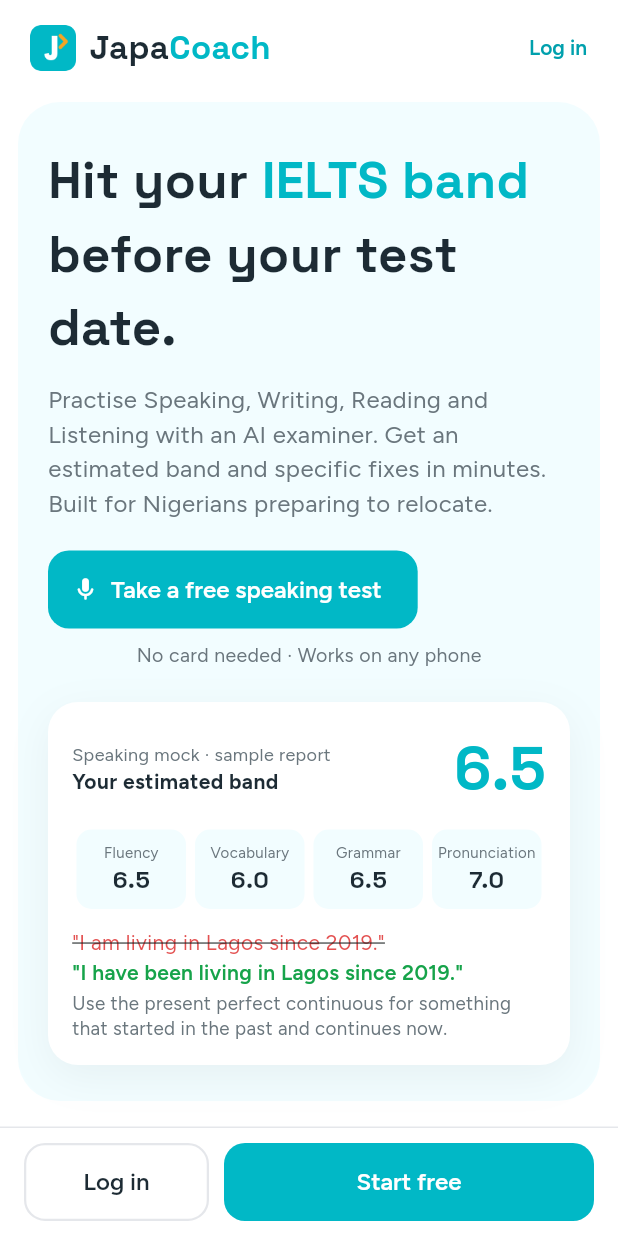
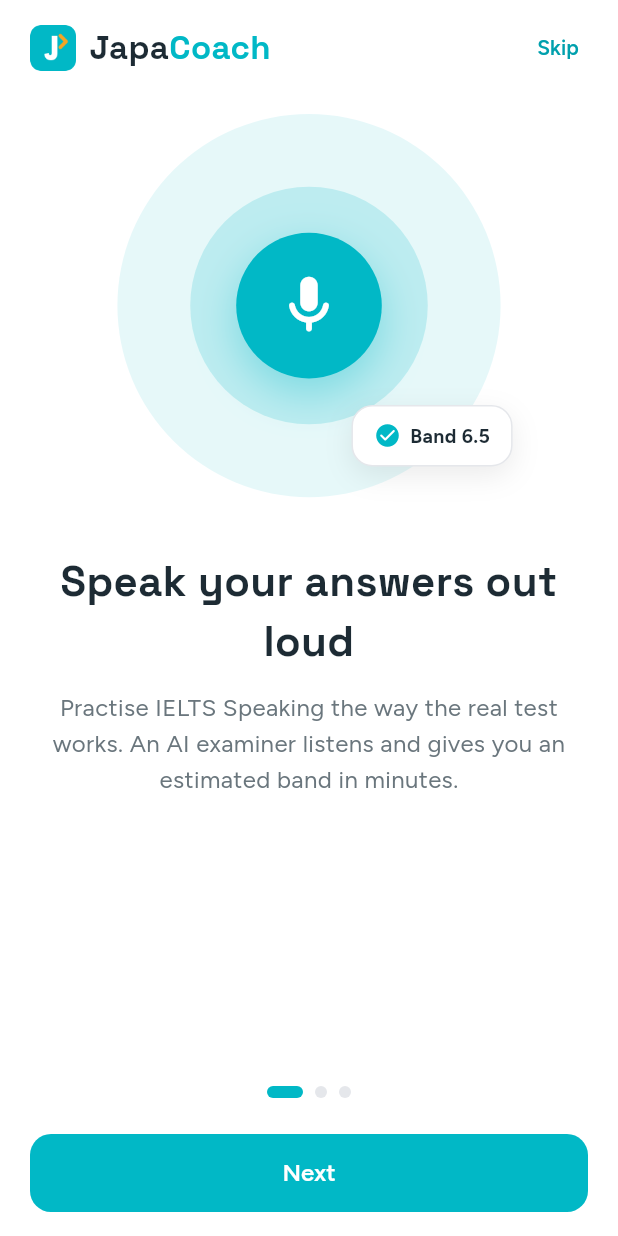
Before and after one commit to onyedika-glitch/japacoach, a Flutter app: the screen it shows after launch, on a phone screen of 412 x 824 dp. Run offline on Flutter 3.47's test engine with Material 3 defaults, Android fonts, the phone set to English and light mode, and no system bars; our stand-ins replace dio, firebase_core, firebase_messaging, fl_chart, flutter_native_splash, flutter_secure_storage and 7 more; missing offline and left inert: record; accounts and stored records are empty.

Commit message:
onboarding screens

```diff
--- a/mobile/lib/main.dart
+++ b/mobile/lib/main.dart
@@ -14,7 +14,7 @@ import 'widgets/limit_dialog.dart';
 
 void main() {
   final binding = WidgetsFlutterBinding.ensureInitialized();
-  // Keep the native splash up until we know whether someone is signed in (no flash of a blank screen).
+  // Keep the native splash up until the app's own splash screen (same look, with the logo) is drawn.
   FlutterNativeSplash.preserve(widgetsBinding: binding);
   SystemChrome.setPreferredOrientations([DeviceOrientation.portraitUp]);
   final api = ApiClient();
@@ -44,8 +44,9 @@ class _JapaCoachAppState extends State<JapaCoachApp> {
   @override
   void initState() {
     super.initState();
-    widget.auth.addListener(_removeSplashWhenReady);
-    _removeSplashWhenReady();
+    // Android 12+ often shows the system splash without our icon (opened from the Play Store, a
+    // notification, or on some phone brands), so hand over to the Flutter splash on the first frame.
+    WidgetsBinding.instance.addPostFrameCallback((_) => FlutterNativeSplash.remove());
 
     widget.push.onOpen = (route) => _router.push(route);
     widget.push.onForeground = (title, body, route) {
@@ -76,12 +77,6 @@ class _JapaCoachAppState extends State<JapaCoachApp> {
     });
   }
 
-  void _removeSplashWhenReady() {
-    if (widget.auth.status == AuthStatus.loading) return;
-    widget.auth.removeListener(_removeSplashWhenReady);
-    FlutterNativeSplash.remove();
-  }
-
   @override
   Widget build(BuildContext context) {
     return MultiProvider(
--- a/mobile/lib/router.dart
+++ b/mobile/lib/router.dart
@@ -1,7 +1,9 @@
 import 'package:flutter/material.dart';
+import 'package:flutter/services.dart';
 import 'package:go_router/go_router.dart';
 
 import 'screens/auth/login_screen.dart';
+import 'screens/auth/onboarding_screen.dart';
 import 'screens/auth/signup_screen.dart';
 import 'screens/auth/welcome_screen.dart';
 import 'screens/home/dashboard_screen.dart';
@@ -24,6 +26,7 @@ import 'screens/writing/writing_home_screen.dart';
 import 'screens/writing/writing_report_screen.dart';
 import 'screens/writing/writing_task_screen.dart';
 import 'state/auth.dart';
+import 'theme.dart';
 
 int _id(GoRouterState s, [String name = 'id']) => int.parse(s.pathParameters[name]!);
 int? _mock(GoRouterState s) => int.tryParse(s.uri.queryParameters['mock'] ?? '');
@@ -36,12 +39,14 @@ GoRouter buildRouter(AuthState auth) {
       final loc = state.matchedLocation;
       final isAuthPage = loc == '/welcome' || loc == '/login' || loc == '/signup';
       if (auth.status == AuthStatus.loading) return loc == '/splash' ? null : '/splash';
+      if (auth.status == AuthStatus.signedOut && !auth.onboarded) return loc == '/onboarding' ? null : '/onboarding';
       if (auth.status == AuthStatus.signedOut) return isAuthPage ? null : '/welcome';
-      if (isAuthPage || loc == '/splash') return '/home';
+      if (isAuthPage || loc == '/splash' || loc == '/onboarding') return '/home';
       return null;
     },
     routes: [
       GoRoute(path: '/splash', builder: (_, _) => const _Splash()),
+      GoRoute(path: '/onboarding', builder: (_, _) => const OnboardingScreen()),
       GoRoute(path: '/welcome', builder: (_, _) => const WelcomeScreen()),
       GoRoute(path: '/login', builder: (_, _) => const LoginScreen()),
       GoRoute(path: '/signup', builder: (_, _) => const SignupScreen()),
@@ -72,9 +77,25 @@ GoRouter buildRouter(AuthState auth) {
   );
 }
 
+/// Shown while the app starts. Matches the native splash (assets/splash-*.png, see pubspec.yaml)
+/// so the hand-over is seamless, and adds the logo where Android 12+ leaves it out.
 class _Splash extends StatelessWidget {
   const _Splash();
 
   @override
-  Widget build(BuildContext context) => const Scaffold(body: Center(child: CircularProgressIndicator()));
+  Widget build(BuildContext context) => AnnotatedRegion<SystemUiOverlayStyle>(
+        value: SystemUiOverlayStyle.light.copyWith(statusBarColor: Colors.transparent),
+        child: Scaffold(
+          backgroundColor: AppColors.brand,
+          body: Stack(children: [
+            Center(child: Image.asset('assets/splash-logo.png', width: 128, height: 128)),
+            Positioned(
+              left: 0,
+              right: 0,
+              bottom: 32 + MediaQuery.paddingOf(context).bottom,
+              child: Center(child: Image.asset('assets/splash-branding.png', width: 150)),
+            ),
+          ]),
+        ),
+      );
 }
--- /dev/null
+++ b/mobile/lib/screens/auth/onboarding_screen.dart
@@ -0,0 +1,197 @@
+import 'package:flutter/material.dart';
+import 'package:provider/provider.dart';
+
+import '../../state/auth.dart';
+import '../../theme.dart';
+import '../../widgets/logo.dart';
+
+/// Three intro screens shown once on a new phone, before the homepage.
+class OnboardingScreen extends StatefulWidget {
+  const OnboardingScreen({super.key});
+
+  @override
+  State<OnboardingScreen> createState() => _OnboardingScreenState();
+}
+
+class _Page {
+  const _Page({required this.icon, required this.color, required this.chip, required this.title, required this.body});
+  final IconData icon;
+  final Color color;
+  final String chip;
+  final String title;
+  final String body;
+}
+
+const _pages = [
+  _Page(
+    icon: Icons.mic_rounded,
+    color: AppColors.brand,
+    chip: 'Band 6.5',
+    title: 'Speak your answers out loud',
+    body: 'Practise IELTS Speaking the way the real test works. An AI examiner listens and gives you an estimated band in minutes.',
+  ),
+  _Page(
+    icon: Icons.edit_note_rounded,
+    color: AppColors.accent,
+    chip: '3 fixes',
+    title: 'See exactly what to fix',
+    body: 'Writing, Reading and Listening practice with sentence-level corrections and model answers, so you know what costs you marks.',
+  ),
+  _Page(
+    icon: Icons.trending_up_rounded,
+    color: Color(0xFF6366F1),
+    chip: 'Target 7.0',
+    title: 'Reach your band before test day',
+    body: 'Mock exams, a study plan and progress tracking keep you on course for the score you need to study, work or settle abroad.',
+  ),
+];
+
+class _OnboardingScreenState extends State<OnboardingScreen> {
+  final _controller = PageController();
+  int _index = 0;
+
+  bool get _last => _index == _pages.length - 1;
+
+  void _finish() => context.read<AuthState>().finishOnboarding();
+
+  void _next() {
+    if (_last) return _finish();
+    _controller.nextPage(duration: const Duration(milliseconds: 320), curve: Curves.easeOutCubic);
+  }
+
+  @override
+  void dispose() {
+    _controller.dispose();
+    super.dispose();
+  }
+
+  @override
+  Widget build(BuildContext context) {
+    return Scaffold(
+      backgroundColor: Colors.white,
+      body: SafeArea(
+        child: Column(children: [
+          Padding(
+            padding: const EdgeInsets.fromLTRB(20, 8, 8, 8),
+            child: Row(children: [
+              const Logo(),
+              const Spacer(),
+              AnimatedOpacity(
+                opacity: _last ? 0 : 1,
+                duration: const Duration(milliseconds: 200),
+                child: TextButton(onPressed: _last ? null : _finish, child: const Text('Skip')),
+              ),
+            ]),
+          ),
+          Expanded(
+            child: PageView.builder(
+              controller: _controller,
+              itemCount: _pages.length,
+              onPageChanged: (i) => setState(() => _index = i),
+              itemBuilder: (_, i) => _PageView(page: _pages[i]),
+            ),
+          ),
+          Row(
+            mainAxisAlignment: MainAxisAlignment.center,
+            children: [
+              for (var i = 0; i < _pages.length; i++)
+                AnimatedContainer(
+                  duration: const Duration(milliseconds: 250),
+                  margin: const EdgeInsets.symmetric(horizontal: 4),
+                  width: i == _index ? 24 : 8,
+                  height: 8,
+                  decoration: BoxDecoration(
+                    color: i == _index ? AppColors.brand : AppColors.border,
+                    borderRadius: BorderRadius.circular(4),
+                  ),
+                ),
+            ],
+          ),
+          Padding(
+            padding: const EdgeInsets.fromLTRB(20, 24, 20, 16),
+            child: SizedBox(
+              width: double.infinity,
+              child: FilledButton(onPressed: _next, child: Text(_last ? 'Get started' : 'Next')),
+            ),
+          ),
+        ]),
+      ),
+    );
+  }
+}
+
+class _PageView extends StatelessWidget {
+  const _PageView({required this.page});
+  final _Page page;
+
+  @override
+  Widget build(BuildContext context) {
+    return SingleChildScrollView(
+      padding: const EdgeInsets.fromLTRB(24, 12, 24, 24),
+      child: Column(children: [
+        _Illustration(page: page),
+        const SizedBox(height: 36),
+        Text(page.title, textAlign: TextAlign.center, style: grotesk(size: 28)),
+        const SizedBox(height: 12),
+        Text(
+          page.body,
+          textAlign: TextAlign.center,
+          style: const TextStyle(fontSize: 16, color: AppColors.muted, height: 1.5),
+        ),
+      ]),
+    );
+  }
+}
+
+/// A soft tinted circle with the page's icon and a small result chip, drawn in code (no image assets).
+class _Illustration extends StatelessWidget {
+  const _Illustration({required this.page});
+  final _Page page;
+
+  @override
+  Widget build(BuildContext context) {
+    final size = (MediaQuery.sizeOf(context).width * 0.62).clamp(180.0, 280.0);
+    return SizedBox(
+      width: size,
+      height: size,
+      child: Stack(clipBehavior: Clip.none, alignment: Alignment.center, children: [
+        Container(
+          decoration: BoxDecoration(shape: BoxShape.circle, color: page.color.withValues(alpha: 0.10)),
+        ),
+        Container(
+          width: size * 0.62,
+          height: size * 0.62,
+          decoration: BoxDecoration(shape: BoxShape.circle, color: page.color.withValues(alpha: 0.18)),
+        ),
+        Container(
+          width: size * 0.38,
+          height: size * 0.38,
+          decoration: BoxDecoration(
+            shape: BoxShape.circle,
+            color: page.color,
+            boxShadow: [BoxShadow(color: page.color.withValues(alpha: 0.35), blurRadius: 24, offset: const Offset(0, 10))],
+          ),
+          child: Icon(page.icon, color: Colors.white, size: size * 0.18),
+        ),
+        Positioned(
+          bottom: size * 0.08,
+          right: -8,
+          child: Container(
+            padding: const EdgeInsets.symmetric(horizontal: 14, vertical: 10),
+            decoration: BoxDecoration(
+              color: Colors.white,
+              borderRadius: BorderRadius.circular(14),
+              border: Border.all(color: AppColors.border),
+              boxShadow: const [BoxShadow(color: Color(0x14000000), blurRadius: 16, offset: Offset(0, 6))],
+            ),
+            child: Row(mainAxisSize: MainAxisSize.min, children: [
+              Icon(Icons.check_circle_rounded, color: page.color, size: 18),
+              const SizedBox(width: 6),
+              Text(page.chip, style: const TextStyle(fontWeight: FontWeight.w700, fontSize: 13)),
+            ]),
+          ),
+        ),
+      ]),
+    );
+  }
+}
--- a/mobile/lib/state/auth.dart
+++ b/mobile/lib/state/auth.dart
@@ -14,6 +14,7 @@ class AuthState extends ChangeNotifier {
   }
 
   static const _tokenKey = 'japa_token';
+  static const _onboardedKey = 'japa_onboarded';
   static const _storage = FlutterSecureStorage();
 
   final ApiClient api;
@@ -21,21 +22,34 @@ class AuthState extends ChangeNotifier {
   User? user;
   bool _googleReady = false;
 
+  /// Whether this phone has been through the intro screens (shown once, before the homepage).
+  bool onboarded = true;
+
   /// Runs before the session is ended (e.g. to stop push notifications to this phone).
   Future<void> Function()? beforeLogout;
 
   bool get googleEnabled => AppConfig.googleServerClientId.isNotEmpty;
 
-  /// Restore a saved session on app start.
+  /// How long the splash screen stays up at least, so it reads as a splash rather than a flicker.
+  static const _minSplash = Duration(milliseconds: 1200);
+
+  /// Restore a saved session on app start; the splash screen shows until this finishes.
   Future<void> boot() async {
+    final shown = Future<void>.delayed(_minSplash);
+    await _restore();
+    await shown;
+    notifyListeners();
+  }
+
+  Future<void> _restore() async {
     try {
       api.token = await _storage.read(key: _tokenKey);
+      onboarded = api.token != null || await _storage.read(key: _onboardedKey) != null;
     } catch (_) {
       api.token = null;
     }
     if (api.token == null) {
       status = AuthStatus.signedOut;
-      notifyListeners();
       return;
     }
     try {
@@ -46,7 +60,16 @@ class AuthState extends ChangeNotifier {
       status = e.status == 401 ? AuthStatus.signedOut : AuthStatus.signedIn;
       if (e.status == 401) await _clear(notify: false);
     }
+  }
+
+  Future<void> finishOnboarding() async {
+    onboarded = true;
     notifyListeners();
+    try {
+      await _storage.write(key: _onboardedKey, value: '1');
+    } catch (_) {
+      // Worst case the intro shows again next launch.
+    }
   }
 
   Future<void> refreshUser() async {
--- a/mobile/pubspec.yaml
+++ b/mobile/pubspec.yaml
@@ -73,6 +73,8 @@ flutter:
 
   assets:
     - assets/icon.png
+    - assets/splash-logo.png
+    - assets/splash-branding.png
     - shorebird.yaml
 
   # To add assets to your application, add an assets section, like this:
```
